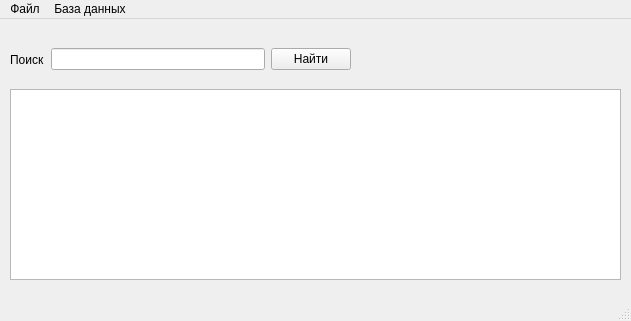
Qt form DataBaseGUI.ui (namig41/DataBaseGUI) before a commit.
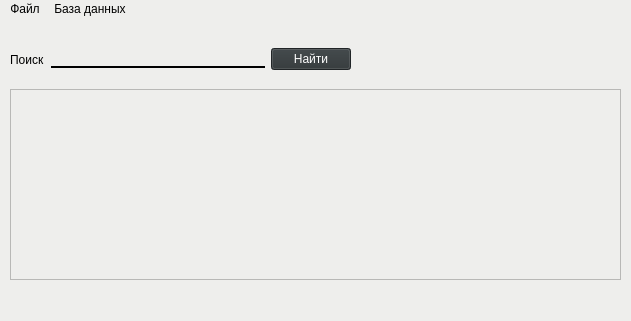
The same form after that commit.

```diff
--- a/DataBaseGUI.ui
+++ b/DataBaseGUI.ui
@@ -13,6 +13,9 @@
   <property name="windowTitle">
    <string>Работа с базой данных</string>
   </property>
+  <property name="styleSheet">
+   <string notr="true">background-color: rgb(238, 238, 236);</string>
+  </property>
   <widget class="QWidget" name="centralwidget">
    <widget class="QTableWidget" name="tableWidget">
     <property name="geometry">
@@ -42,10 +45,23 @@
       </widget>
      </item>
      <item>
-      <widget class="QLineEdit" name="lineEdit"/>
+      <widget class="QLineEdit" name="lineEdit">
+       <property name="styleSheet">
+        <string notr="true"> color: white; 
+ border: none;
+ border-bottom: 2px solid black;</string>
+       </property>
+      </widget>
      </item>
      <item>
       <widget class="QPushButton" name="pushButton">
+       <property name="styleSheet">
+        <string notr="true">border-color: rgb(46, 52, 54);
+color: rgb(255, 255, 255);
+background-color: rgb(46, 52, 54);
+alternate-background-color: rgb(136, 138, 133);
+font-color:white;</string>
+       </property>
        <property name="text">
         <string>Найти</string>
        </property>
@@ -60,7 +76,7 @@
      <x>0</x>
      <y>0</y>
      <width>631</width>
-     <height>21</height>
+     <height>22</height>
     </rect>
    </property>
    <widget class="QMenu" name="menu">
```
Left out of the diff: 6 changed lines with no effect on the pictures.
